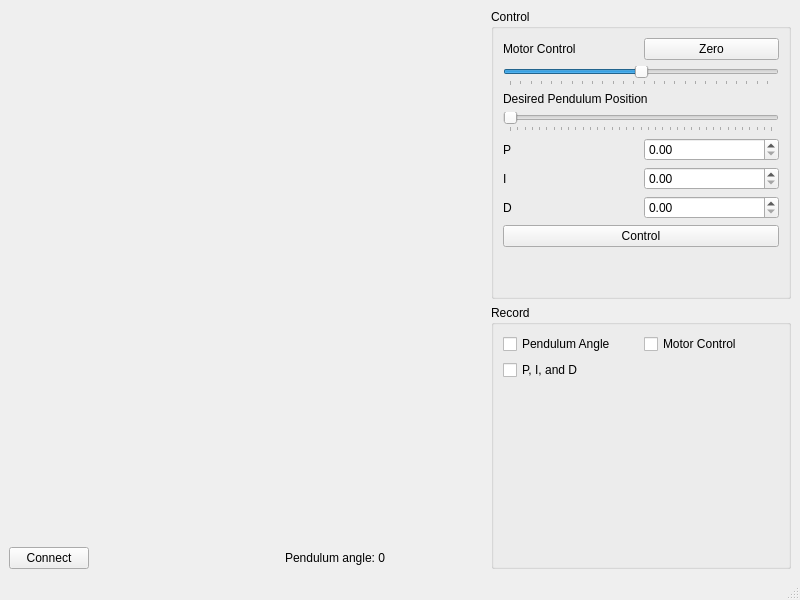
Above: pendulum/mainwindow.ui from GAVLab/pendulum before the change. Below: the same form after it.
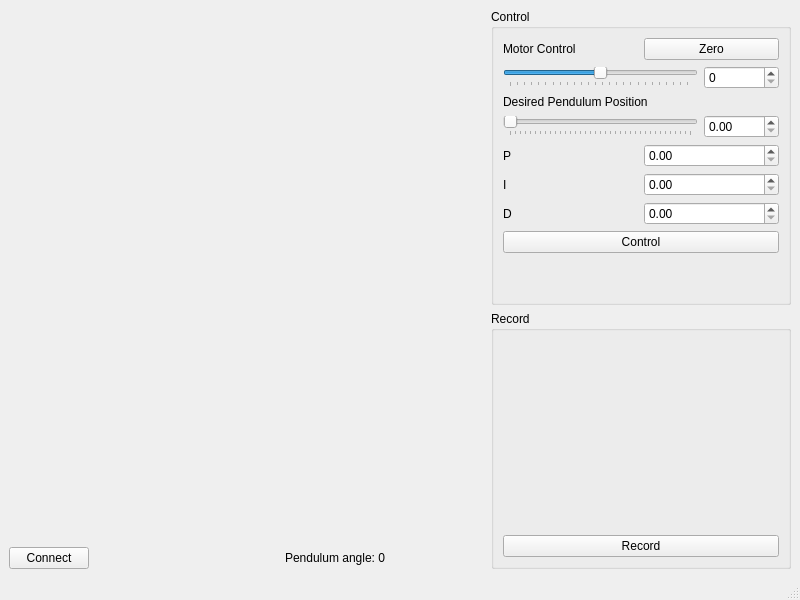
That is the form after the change. Custom widgets are drawn as their Qt base class.

```diff
--- a/pendulum/mainwindow.ui
+++ b/pendulum/mainwindow.ui
@@ -69,31 +69,6 @@
        <string>Record</string>
       </property>
       <layout class="QVBoxLayout" name="verticalLayout_2">
-       <item>
-        <layout class="QGridLayout" name="gridLayout_8">
-         <item row="0" column="0">
-          <widget class="QCheckBox" name="checkBox">
-           <property name="text">
-            <string>Pendulum Angle</string>
-           </property>
-          </widget>
-         </item>
-         <item row="0" column="1">
-          <widget class="QCheckBox" name="checkBox_2">
-           <property name="text">
-            <string>Motor Control</string>
-           </property>
-          </widget>
-         </item>
-         <item row="1" column="0">
-          <widget class="QCheckBox" name="checkBox_3">
-           <property name="text">
-            <string>P, I, and D</string>
-           </property>
-          </widget>
-         </item>
-        </layout>
-       </item>
        <item>
         <spacer name="verticalSpacer_2">
          <property name="orientation">
@@ -107,6 +82,13 @@
          </property>
         </spacer>
        </item>
+       <item>
+        <widget class="QPushButton" name="record_button">
+         <property name="text">
+          <string>Record</string>
+         </property>
+        </widget>
+       </item>
       </layout>
      </widget>
     </item>
@@ -147,6 +129,8 @@
         </layout>
        </item>
        <item>
+        <layout class="QHBoxLayout" name="horizontalLayout_2">
+         <item>
         <widget class="QSlider" name="motor_control">
          <property name="minimum">
           <number>-127</number>
@@ -163,6 +147,24 @@
         </widget>
        </item>
        <item>
+          <widget class="QSpinBox" name="motor_control_sb">
+           <property name="minimumSize">
+            <size>
+             <width>75</width>
+             <height>0</height>
+            </size>
+           </property>
+           <property name="maximumSize">
+            <size>
+             <width>75</width>
+             <height>16777215</height>
+            </size>
+           </property>
+          </widget>
+         </item>
+        </layout>
+       </item>
+       <item>
         <widget class="QLabel" name="label_2">
          <property name="text">
           <string>Desired Pendulum Position</string>
@@ -170,6 +172,8 @@
         </widget>
        </item>
        <item>
+        <layout class="QHBoxLayout" name="horizontalLayout_3">
+         <item>
         <widget class="QSlider" name="desired_position">
          <property name="maximum">
           <number>360</number>
@@ -183,6 +187,30 @@
         </widget>
        </item>
        <item>
+          <widget class="QDoubleSpinBox" name="desired_pendulum_sb">
+           <property name="minimumSize">
+            <size>
+             <width>75</width>
+             <height>0</height>
+            </size>
+           </property>
+           <property name="maximumSize">
+            <size>
+             <width>75</width>
+             <height>16777215</height>
+            </size>
+           </property>
+           <property name="maximum">
+            <double>359.990000000000009</double>
+           </property>
+           <property name="singleStep">
+            <double>1.000000000000000</double>
+           </property>
+          </widget>
+         </item>
+        </layout>
+       </item>
+       <item>
         <layout class="QGridLayout" name="gridLayout_3">
          <item row="0" column="1">
           <widget class="QDoubleSpinBox" name="doubleSpinBox"/>
```
Left out of the diff: 39 changed lines with no effect on the pictures. Lines whose indentation alone changed are shown as unchanged.
